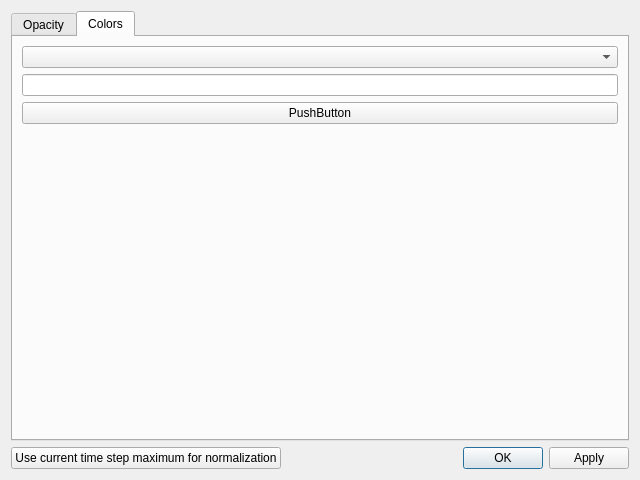
First picture: the form in VisualPIC/Views/editVolumeVTKWindow.ui, repository AngelFP/VisualPIC, before the edit.
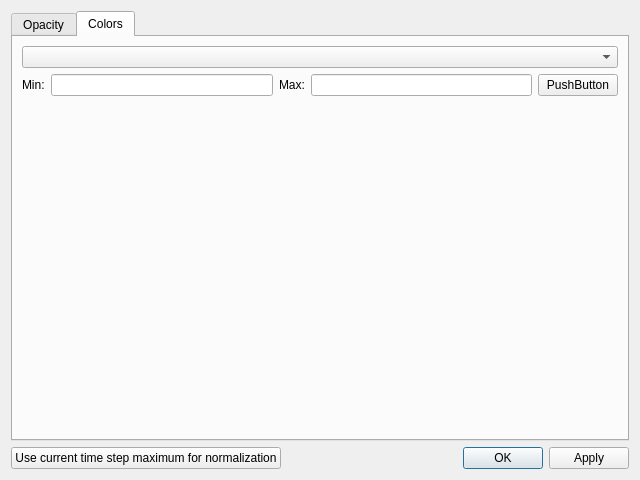
Second picture: the form after the edit. The open tabs and pages were chosen to show the change.

Commit message: Added max and min lineEdits for colormap range.

What changed in the file:
```diff
--- a/VisualPIC/Views/editVolumeVTKWindow.ui
+++ b/VisualPIC/Views/editVolumeVTKWindow.ui
@@ -40,7 +40,26 @@
         <widget class="QComboBox" name="colorMap_comboBox"/>
        </item>
        <item>
-        <widget class="QLineEdit" name="norm_lineEdit"/>
+        <layout class="QHBoxLayout" name="horizontalLayout_2">
+         <item>
+          <widget class="QLabel" name="label">
+           <property name="text">
+            <string>Min:</string>
+           </property>
+          </widget>
+         </item>
+         <item>
+          <widget class="QLineEdit" name="min_lineEdit"/>
+         </item>
+         <item>
+          <widget class="QLabel" name="label_2">
+           <property name="text">
+            <string>Max:</string>
+           </property>
+          </widget>
+         </item>
+         <item>
+          <widget class="QLineEdit" name="max_lineEdit"/>
        </item>
        <item>
         <widget class="QPushButton" name="norm_pushButton">
@@ -48,6 +67,8 @@
           <string>PushButton</string>
          </property>
         </widget>
+         </item>
+        </layout>
        </item>
        <item>
         <widget class="QWidget" name="colorsWidget" native="true">
```
Left out of the diff: 2 changed lines with no effect on the pictures. Lines whose indentation alone changed are shown as unchanged.
